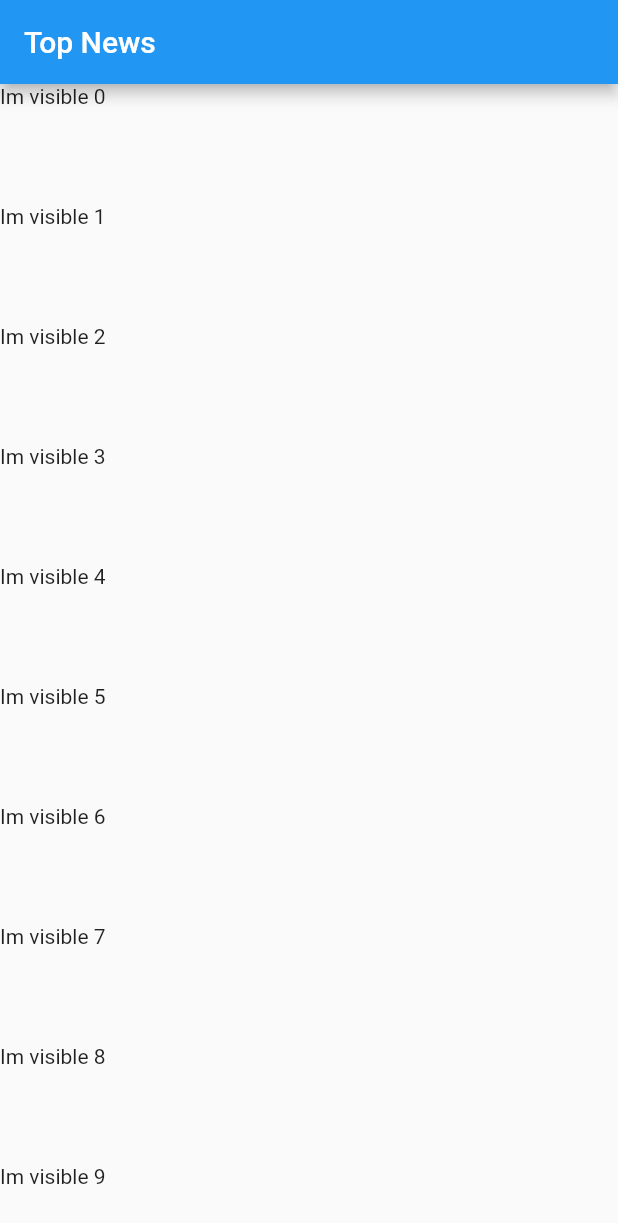
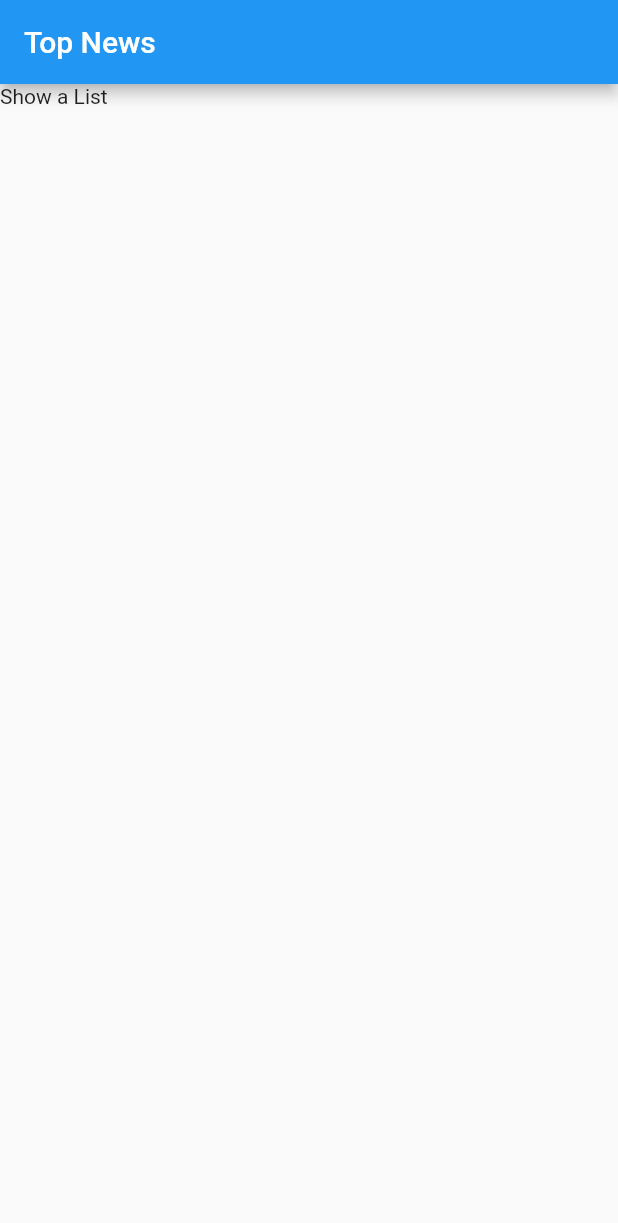
Before and after one commit to Jujubalandia/whatehack, a Flutter app: the screen it shows after launch, on a phone screen of 412 x 824 dp. Shown: the top 1223 px of the screen. Run offline on Flutter 3.47's test engine with Material 2 defaults, Android fonts, the phone set to English and light mode, and no system bars; our stand-ins replace sqflite; accounts and stored records are empty.

```diff
--- /dev/null
+++ b/lib/src/blocs/stories_bloc.dart
@@ -0,0 +1,3 @@
+class StoriesBloc {
+
+}
--- a/lib/src/screens/news_list.dart
+++ b/lib/src/screens/news_list.dart
@@ -1,5 +1,5 @@
 import 'package:flutter/material.dart';
-import 'dart:async';
+
 
 class NewsList extends StatelessWidget {
   Widget build(context) {
@@ -7,33 +7,7 @@ class NewsList extends StatelessWidget {
       appBar: AppBar(
         title: Text('Top News'),
       ),
-      body: buildList(),
-    );
-  }
-
-  Widget buildList() {
-    return ListView.builder(
-      itemCount: 1000,
-      itemBuilder: (context, int index) {
-        return FutureBuilder(
-          future: getFuture(),
-          builder: (context, snapshot) {
-            return Container(
-              height: 80.0,
-              child: snapshot.hasData
-                  ? Text('Im visible $index')
-                  : Text('I havent fetch data yet $index'),
-            );
-          },
-        );
-      },
-    );
-  }
-
-  getFuture() {
-    return Future.delayed(
-      Duration(seconds: 2),
-      () => 'hi',
+      body: Text('Show a List'),
     );
   }
 }
```
Also changed, not shown: lib/src/blocs/stories_provider.dart (added, +17 -0 lines).
